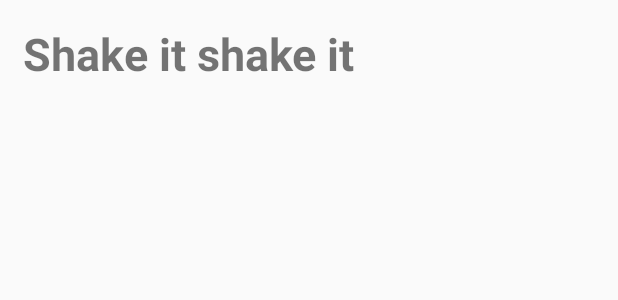
After one commit to reginalio/HHCARDCocktailGame, an Android app: the layout activity_shakeit.xml on its own in the app's theme, with its tools: preview values and no code run, on a phone screen of 412 x 824 dp. The commit adds this screen. Shown: the top 300 px of the screen. Run offline under Robolectric (Android 15) with nearby library versions, the phone set to English and light mode, and no system bars.

```diff
--- a/app/src/main/AndroidManifest.xml
+++ b/app/src/main/AndroidManifest.xml
@@ -29,6 +29,10 @@
             android:label="Pour Liquid"
             android:theme="@style/AppTheme" />
         <activity
+            android:name=".ShakeItScreen"
+            android:label="Shake it"
+            android:theme="@style/AppTheme" />
+        <activity
             android:name=".SetPreferenceActivity"
             android:label="@string/app_name" >
         </activity>
--- a/app/src/main/java/hhcard/cocktailgame/MainActivity.java
+++ b/app/src/main/java/hhcard/cocktailgame/MainActivity.java
@@ -50,6 +50,7 @@ public class MainActivity extends ActionBarActivity {
 
                 Intent goToMakeCocktail = new Intent(view.getContext(), MakeCocktailScreen.class);
                 goToMakeCocktail.putExtra("whichCocktail", String.valueOf(adapterView.getItemAtPosition(position)));
+                goToMakeCocktail.putExtra("cockTailNumber", position);
                 startActivity(goToMakeCocktail);
             }
         });
--- a/app/src/main/res/layout/activity_pourliquid.xml
+++ b/app/src/main/res/layout/activity_pourliquid.xml
@@ -34,6 +34,7 @@
         android:layout_alignParentLeft="true"
         android:layout_alignParentStart="true"
         android:layout_toStartOf="@+id/pouringStuff"
+        android:layout_toLeftOf="@+id/pouringStuff"
         android:layout_alignRight="@+id/textViewY"
         android:layout_alignEnd="@+id/textViewY" />
     <TextView
--- /dev/null
+++ b/app/src/main/res/layout/activity_shakeit.xml
@@ -0,0 +1,16 @@
+<?xml version="1.0" encoding="utf-8"?>
+<LinearLayout xmlns:android="http://schemas.android.com/apk/res/android"
+    android:orientation="vertical" android:layout_width="match_parent"
+    android:layout_height="match_parent">
+
+
+
+    <TextView
+        android:layout_width="wrap_content"
+        android:layout_height="wrap_content"
+        android:text="Shake it shake it"
+        android:textSize="30sp"
+        android:textStyle="bold"
+        android:padding="15dp"
+        />
+</LinearLayout>
```
Also changed, not shown: app/src/main/java/hhcard/cocktailgame/MakeCocktailScreen.java (+37 -9 lines), app/src/main/java/hhcard/cocktailgame/PourLiquidScreen.java (+63 -62 lines), app/src/main/java/hhcard/cocktailgame/ShakeItScreen.java (added, +13 -0 lines), app/src/main/res/drawable/margarita.png (added), app/src/main/res/drawable/pina_colada.png (added), app/src/main/res/drawable/screwdriver.png (added), app/src/main/res/drawable/strawberry_daiquiri.png (added), app/src/main/res/drawable/vodka1.png (added), 2 other files.
